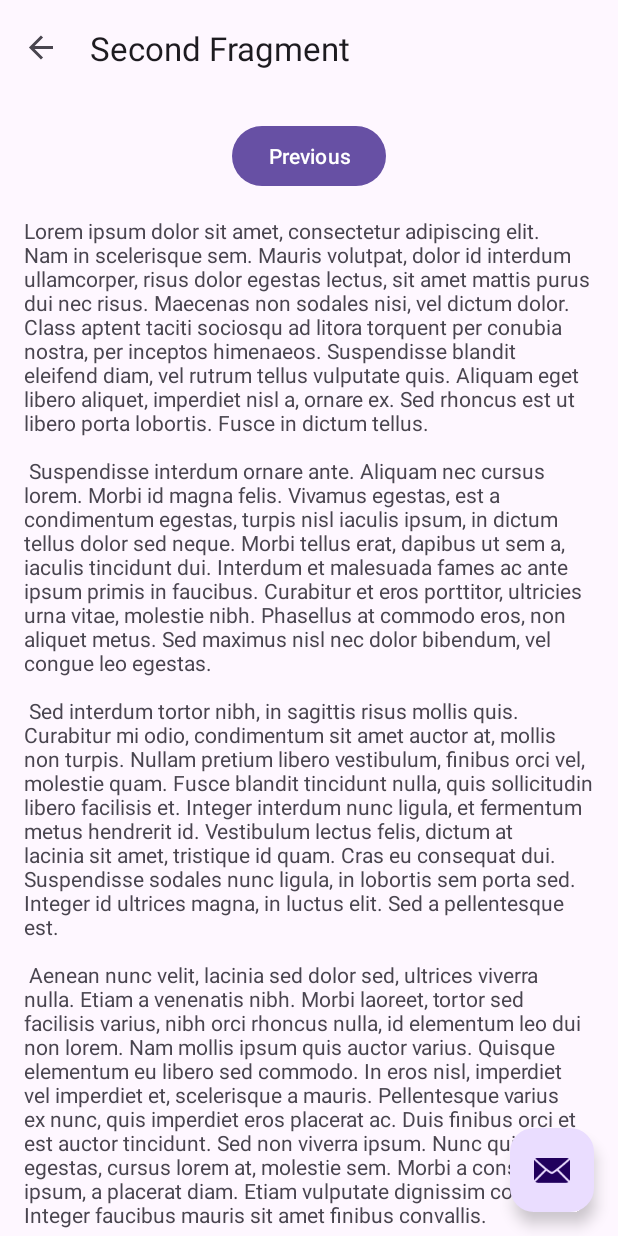
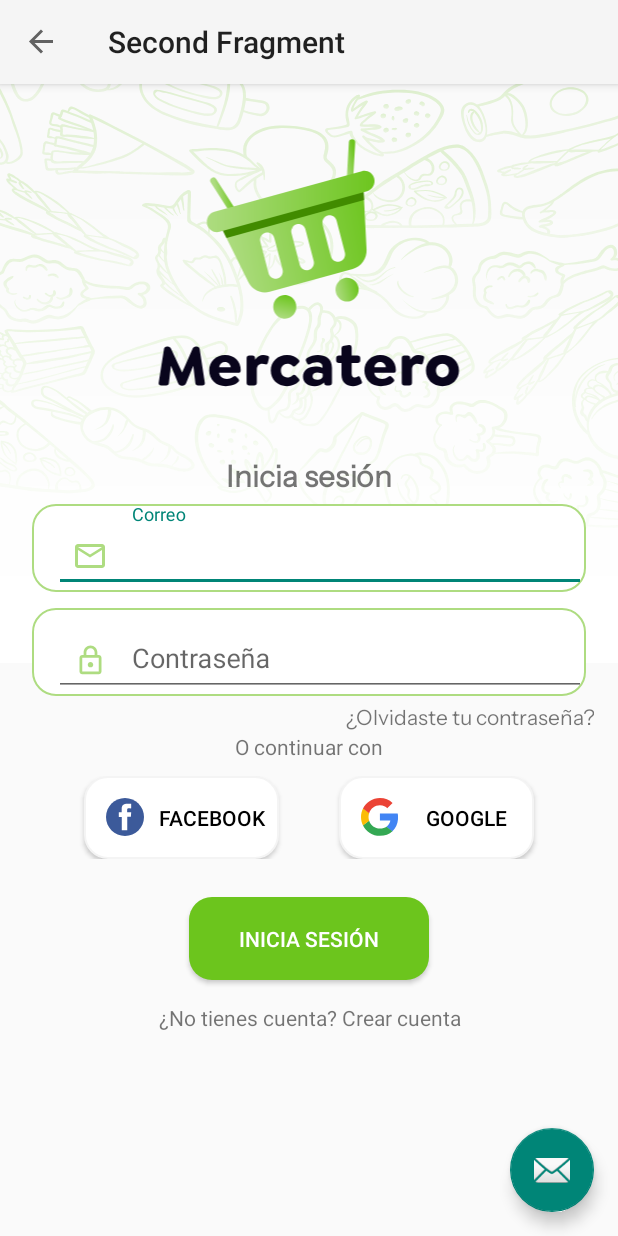
Before and after one commit to BrayanOB2003/mercatero, an Android app: the SignInFragment screen opened directly, with no data from a screen before it, on a phone screen of 412 x 824 dp. Run offline under Robolectric (Android 15) with nearby library versions, the phone set to English and light mode, and no system bars; our stand-ins replace Firebase (no records; nobody signed in at launch, a user with empty details on screens opened directly), navigation-ui; 1 statement that could not run was skipped.

Commit message:
feat(fragment_signin): complete design of SignIn fragment

```diff
--- a/app/src/main/java/icesi/edu/co/mercatero/view/authentication/SecondFragment.kt
+++ b/app/src/main/java/icesi/edu/co/mercatero/view/authentication/SignInFragment.kt
@@ -7,14 +7,14 @@ import android.view.View
 import android.view.ViewGroup
 import androidx.navigation.fragment.findNavController
 import icesi.edu.co.mercatero.R
-import icesi.edu.co.mercatero.databinding.FragmentSecondBinding
+import icesi.edu.co.mercatero.databinding.FragmentSigninBinding
 
 /**
  * A simple [Fragment] subclass as the second destination in the navigation.
  */
-class SecondFragment : Fragment() {
+class SignInFragment : Fragment() {
 
-    private var _binding: FragmentSecondBinding? = null
+    private var _binding: FragmentSigninBinding? = null
 
     // This property is only valid between onCreateView and
     // onDestroyView.
@@ -25,7 +25,7 @@ class SecondFragment : Fragment() {
         savedInstanceState: Bundle?
     ): View? {
 
-        _binding = FragmentSecondBinding.inflate(inflater, container, false)
+        _binding = FragmentSigninBinding.inflate(inflater, container, false)
         return binding.root
 
     }
--- /dev/null
+++ b/app/src/main/res/drawable/border_edit_text_rectangle.xml
@@ -0,0 +1,11 @@
+<?xml version="1.0" encoding="utf-8"?>
+<shape xmlns:android="http://schemas.android.com/apk/res/android"
+    android:shape="rectangle">
+    <solid android:color="#FFFFFF" />
+    <stroke
+        android:color="@color/edit_text_border"
+        android:width="1dp"
+        />
+    <corners android:radius="15dp" />
+    <padding android:left="15dp"/>
+</shape>
--- /dev/null
+++ b/app/src/main/res/drawable/email_icon.xml
@@ -0,0 +1,13 @@
+<vector xmlns:android="http://schemas.android.com/apk/res/android"
+    android:width="24dp"
+    android:height="24dp"
+    android:viewportWidth="24"
+    android:viewportHeight="24">
+  <group>
+    <clip-path
+        android:pathData="M0,0h24v24h-24z"/>
+    <path
+        android:pathData="M22,6C22,4.9 21.1,4 20,4H4C2.9,4 2,4.9 2,6V18C2,19.1 2.9,20 4,20H20C21.1,20 22,19.1 22,18V6ZM20,6L12,11L4,6H20ZM20,18H4V8L12,13L20,8V18Z"
+        android:fillColor="#AEDC81"/>
+  </group>
+</vector>
--- /dev/null
+++ b/app/src/main/res/drawable/facebook_logo.xml
@@ -0,0 +1,16 @@
+<vector xmlns:android="http://schemas.android.com/apk/res/android"
+    android:width="25dp"
+    android:height="25dp"
+    android:viewportWidth="25"
+    android:viewportHeight="25">
+  <group>
+    <clip-path
+        android:pathData="M0,0h25v25h-25z"/>
+    <path
+        android:pathData="M12.5,25C19.404,25 25,19.404 25,12.5C25,5.596 19.404,0 12.5,0C5.596,0 0,5.596 0,12.5C0,19.404 5.596,25 12.5,25Z"
+        android:fillColor="#3C5A9A"/>
+    <path
+        android:pathData="M16.564,3.837H13.795C12.152,3.837 10.324,4.528 10.324,6.91C10.332,7.74 10.324,8.535 10.324,9.429H8.423V12.455H10.383V21.163H13.984V12.397H16.361L16.577,9.421H13.922C13.922,9.421 13.928,8.097 13.922,7.713C13.922,6.771 14.902,6.825 14.961,6.825C15.427,6.825 16.333,6.827 16.566,6.825V3.837H16.564Z"
+        android:fillColor="#ffffff"/>
+  </group>
+</vector>
--- /dev/null
+++ b/app/src/main/res/drawable/google_logo.xml
@@ -0,0 +1,22 @@
+<vector xmlns:android="http://schemas.android.com/apk/res/android"
+    android:width="25dp"
+    android:height="25dp"
+    android:viewportWidth="25"
+    android:viewportHeight="25">
+  <group>
+    <clip-path
+        android:pathData="M0,0h24.405v25h-24.405z"/>
+    <path
+        android:pathData="M24.392,12.734C24.392,11.71 24.309,10.962 24.129,10.187H12.446V14.81H19.304C19.165,15.959 18.419,17.689 16.76,18.851L16.736,19.006L20.43,21.871L20.686,21.897C23.037,19.724 24.392,16.526 24.392,12.734Z"
+        android:fillColor="#4285F4"/>
+    <path
+        android:pathData="M12.446,24.914C15.805,24.914 18.626,23.807 20.686,21.897L16.759,18.852C15.709,19.585 14.298,20.097 12.446,20.097C9.155,20.097 6.362,17.924 5.366,14.921L5.22,14.933L1.379,17.909L1.329,18.049C3.375,22.118 7.578,24.914 12.446,24.914Z"
+        android:fillColor="#34A853"/>
+    <path
+        android:pathData="M5.366,14.921C5.104,14.146 4.951,13.315 4.951,12.457C4.951,11.599 5.104,10.769 5.352,9.993L5.345,9.828L1.456,6.805L1.329,6.865C0.485,8.554 0.001,10.45 0.001,12.457C0.001,14.464 0.485,16.36 1.329,18.049L5.366,14.921Z"
+        android:fillColor="#FBBC05"/>
+    <path
+        android:pathData="M12.446,4.817C14.782,4.817 16.358,5.827 17.257,6.671L20.769,3.239C18.612,1.232 15.805,0 12.446,0C7.578,0 3.375,2.796 1.329,6.865L5.352,9.993C6.362,6.99 9.155,4.817 12.446,4.817Z"
+        android:fillColor="#EB4335"/>
+  </group>
+</vector>
--- /dev/null
+++ b/app/src/main/res/drawable/login_button.xml
@@ -0,0 +1,6 @@
+<?xml version="1.0" encoding="utf-8"?>
+<shape xmlns:android="http://schemas.android.com/apk/res/android"
+    android:shape="rectangle">
+    <solid android:color="@color/primary_dark" />
+    <corners android:radius="15dp" />
+</shape>
--- /dev/null
+++ b/app/src/main/res/drawable/pad_lock.xml
@@ -0,0 +1,13 @@
+<vector xmlns:android="http://schemas.android.com/apk/res/android"
+    android:width="22dp"
+    android:height="22dp"
+    android:viewportWidth="22"
+    android:viewportHeight="22">
+  <group>
+    <clip-path
+        android:pathData="M0,0h22v22h-22z"/>
+    <path
+        android:pathData="M16.5,7.333H15.583V5.5C15.583,2.97 13.53,0.917 11,0.917C8.47,0.917 6.417,2.97 6.417,5.5V7.333H5.5C4.492,7.333 3.667,8.158 3.667,9.167V18.333C3.667,19.342 4.492,20.167 5.5,20.167H16.5C17.508,20.167 18.333,19.342 18.333,18.333V9.167C18.333,8.158 17.508,7.333 16.5,7.333ZM8.25,5.5C8.25,3.978 9.478,2.75 11,2.75C12.522,2.75 13.75,3.978 13.75,5.5V7.333H8.25V5.5ZM16.5,18.333H5.5V9.167H16.5V18.333ZM11,15.583C12.008,15.583 12.833,14.758 12.833,13.75C12.833,12.742 12.008,11.917 11,11.917C9.992,11.917 9.167,12.742 9.167,13.75C9.167,14.758 9.992,15.583 11,15.583Z"
+        android:fillColor="#AEDC81"/>
+  </group>
+</vector>
--- /dev/null
+++ b/app/src/main/res/drawable/shadow_rectangle.xml
@@ -0,0 +1,11 @@
+<?xml version="1.0" encoding="utf-8"?>
+<shape xmlns:android="http://schemas.android.com/apk/res/android"
+    android:shape="rectangle">
+    <solid android:color="#FFFFFF" />
+    <stroke
+        android:color="@color/white_border"
+        android:width="1dp"
+        />
+    <corners android:radius="15dp" />
+    <padding android:left="15dp"/>
+</shape>
--- a/app/src/main/res/layout/fragment_entry.xml
+++ b/app/src/main/res/layout/fragment_entry.xml
@@ -28,7 +28,7 @@
                 android:layout_width="match_parent"
                 android:layout_height="wrap_content"
                 android:contentDescription="@string/logo_description"
-                android:src="@drawable/logo"/>
+                android:src="@drawable/logo" />
 
         </LinearLayout>
 
--- a/app/src/main/res/layout/fragment_second.xml
+++ /dev/null
@@ -1,35 +0,0 @@
-<?xml version="1.0" encoding="utf-8"?>
-<androidx.core.widget.NestedScrollView xmlns:android="http://schemas.android.com/apk/res/android"
-    xmlns:app="http://schemas.android.com/apk/res-auto"
-    xmlns:tools="http://schemas.android.com/tools"
-    android:layout_width="match_parent"
-    android:layout_height="match_parent"
-    tools:context=".view.authentication.AuthActivity">
-
-    <androidx.constraintlayout.widget.ConstraintLayout
-        android:layout_width="match_parent"
-        android:layout_height="match_parent"
-        android:padding="16dp">
-
-        <Button
-            android:id="@+id/button_second"
-            android:layout_width="wrap_content"
-            android:layout_height="wrap_content"
-            android:text="@string/previous"
-            app:layout_constraintBottom_toTopOf="@id/textview_second"
-            app:layout_constraintEnd_toEndOf="parent"
-            app:layout_constraintStart_toStartOf="parent"
-            app:layout_constraintTop_toTopOf="parent" />
-
-        <TextView
-            android:id="@+id/textview_second"
-            android:layout_width="wrap_content"
-            android:layout_height="wrap_content"
-            android:layout_marginTop="16dp"
-            android:text="@string/lorem_ipsum"
-            app:layout_constraintBottom_toBottomOf="parent"
-            app:layout_constraintEnd_toEndOf="parent"
-            app:layout_constraintStart_toStartOf="parent"
-            app:layout_constraintTop_toBottomOf="@id/button_second" />
-    </androidx.constraintlayout.widget.ConstraintLayout>
-</androidx.core.widget.NestedScrollView>
--- /dev/null
+++ b/app/src/main/res/layout/fragment_signin.xml
@@ -0,0 +1,135 @@
+<?xml version="1.0" encoding="utf-8"?>
+<FrameLayout xmlns:android="http://schemas.android.com/apk/res/android"
+    xmlns:app="http://schemas.android.com/apk/res-auto"
+    xmlns:tools="http://schemas.android.com/tools"
+    android:layout_width="match_parent"
+    android:layout_height="match_parent"
+    tools:context=".view.authentication.AuthActivity">
+
+    <androidx.constraintlayout.widget.ConstraintLayout
+        android:layout_width="match_parent"
+        android:layout_height="match_parent"
+        android:padding="16dp"
+        android:background="@drawable/background">
+
+
+        <LinearLayout
+            android:layout_width="match_parent"
+            android:layout_height="match_parent"
+            android:orientation="vertical"
+            app:layout_constraintBottom_toBottomOf="parent"
+            app:layout_constraintEnd_toEndOf="parent"
+            app:layout_constraintStart_toStartOf="parent"
+            app:layout_constraintTop_toTopOf="parent">
+
+            <ImageView
+                android:id="@+id/imageView2"
+                android:layout_width="match_parent"
+                android:layout_height="wrap_content"
+                android:src="@drawable/logo"
+                android:layout_margin="20dp"/>
+
+            <TextView
+                android:id="@+id/textView2"
+                android:layout_width="match_parent"
+                android:layout_height="wrap_content"
+                android:fontFamily="@font/sans"
+                android:text="@string/login_statement"
+                android:textAlignment="center"
+                android:textAllCaps="false"
+                android:textSize="20sp"
+                android:textStyle="bold"
+                android:layout_marginTop="15dp"/>
+
+            <com.google.android.material.textfield.TextInputLayout
+                android:layout_width="match_parent"
+                android:layout_height="wrap_content"
+                app:startIconDrawable="@drawable/email_icon"
+                app:startIconTint="@color/primary"
+                android:layout_margin="5dp"
+                android:background="@drawable/border_edit_text_rectangle">
+
+                <com.google.android.material.textfield.TextInputEditText
+                    android:layout_width="match_parent"
+                    android:layout_height="wrap_content"
+                    android:hint="@string/login_email_statement" />
+
+            </com.google.android.material.textfield.TextInputLayout>
+
+            <com.google.android.material.textfield.TextInputLayout
+                android:layout_width="match_parent"
+                android:layout_height="wrap_content"
+                app:startIconDrawable="@drawable/pad_lock"
+                app:startIconTint="@color/primary"
+                android:background="@drawable/border_edit_text_rectangle"
+                android:layout_margin="5dp">
+
+                <com.google.android.material.textfield.TextInputEditText
+                    android:layout_width="match_parent"
+                    android:layout_height="wrap_content"
+                    android:hint="@string/login_password_statement" />
+            </com.google.android.material.textfield.TextInputLayout>
+
+            <TextView
+                android:id="@+id/textView3"
+                android:layout_width="match_parent"
+                android:layout_height="wrap_content"
+                android:fontFamily="@font/sans"
+                android:text="@string/login_forget_password_statement"
+                android:textAlignment="textEnd" />
+
+            <TextView
+                android:id="@+id/textView4"
+                android:layout_width="match_parent"
+                android:layout_height="wrap_content"
+                android:text="@string/login_final_statement"
+                android:textAlignment="center" />
+
+            <LinearLayout
+                android:layout_width="match_parent"
+                android:layout_height="wrap_content"
+                android:gravity="center"
+                android:orientation="horizontal"
+                android:layout_margin="10dp">
+
+                <Button
+                    android:layout_width="130dp"
+                    android:layout_height="55dp"
+                    android:background="@drawable/shadow_rectangle"
+                    android:drawableLeft="@drawable/facebook_logo"
+                    android:text="@string/login_facebook"
+                    android:textColor="@color/black"
+                    android:layout_marginRight="20dp"/>
+
+                <Button
+                    android:id="@+id/button3"
+                    android:layout_width="130dp"
+                    android:layout_height="55dp"
+                    android:background="@drawable/shadow_rectangle"
+                    android:drawableLeft="@drawable/google_logo"
+                    android:text="@string/login_google"
+                    android:textColor="@color/black"
+                    android:layout_marginLeft="20dp"/>
+
+            </LinearLayout>
+
+            <Button
+                android:id="@+id/button4"
+                android:layout_width="160dp"
+                android:layout_height="55dp"
+                android:text="@string/login_statement"
+                android:background="@drawable/login_button"
+                android:textColor="@color/white"
+                android:layout_gravity="center"
+                android:layout_margin="15dp"/>
+
+            <TextView
+                android:id="@+id/textView5"
+                android:layout_width="match_parent"
+                android:layout_height="wrap_content"
+                android:text="@string/login_create_account_statement"
+                android:textAlignment="center"/>
+
+        </LinearLayout>
+    </androidx.constraintlayout.widget.ConstraintLayout>
+</FrameLayout>
--- a/app/src/main/res/navigation/nav_graph.xml
+++ b/app/src/main/res/navigation/nav_graph.xml
@@ -12,16 +12,16 @@
 
         <action
             android:id="@+id/action_EntryFragment_to_SecondFragment"
-            app:destination="@id/SecondFragment" />
+            app:destination="@id/SignInFragment" />
         <action
             android:id="@+id/action_EntryFragment_to_HomeActivity"
             app:destination="@id/homeActivity" />
     </fragment>
     <fragment
-        android:id="@+id/SecondFragment"
-        android:name="icesi.edu.co.mercatero.view.authentication.SecondFragment"
+        android:id="@+id/SignInFragment"
+        android:name="icesi.edu.co.mercatero.view.authentication.SignInFragment"
         android:label="@string/second_fragment_label"
-        tools:layout="@layout/fragment_second">
+        tools:layout="@layout/fragment_signin">
 
         <action
             android:id="@+id/action_SecondFragment_to_FirstFragment"
--- a/app/src/main/res/values/colors.xml
+++ b/app/src/main/res/values/colors.xml
@@ -1,7 +1,9 @@
 <?xml version="1.0" encoding="utf-8"?>
 <resources>
     <color name="black">#FF000000</color>
-    <color name="background">#FFFFFFFF</color>
+    <color name="white">#FFFFFFFF</color>
+    <color name="white_border">#F4F4F4</color>
+    <color name="edit_text_border">#AEDC81</color>
     <color name="background_dark">#F4F5F9</color>
     <color name="background_light">#F5F5F5</color>
     <color name="text_gray">#868889</color>
--- a/app/src/main/res/values/strings.xml
+++ b/app/src/main/res/values/strings.xml
@@ -19,6 +19,16 @@
 
     <!-- Strings used for image description -->
     <string name="logo_description">Logo de mercatero</string>
+
+    <!-- Strings used for signIn screen -->
+    <string name="login_statement">Inicia sesión</string>
+    <string name="login_email_statement">Correo</string>
+    <string name="login_password_statement">Contraseña</string>
+    <string name="login_forget_password_statement">¿Olvidaste tu contraseña?</string>
+    <string name="login_final_statement">O continuar con</string>
+    <string name="login_create_account_statement">¿No tienes cuenta? Crear cuenta</string>
+    <string name="login_facebook">Facebook</string>
+    <string name="login_google">Google</string>
 
     <string name="lorem_ipsum">
         Lorem ipsum dolor sit amet, consectetur adipiscing elit. Nam in scelerisque sem. Mauris
--- a/app/src/main/res/values/themes.xml
+++ b/app/src/main/res/values/themes.xml
@@ -1,6 +1,6 @@
 <resources xmlns:tools="http://schemas.android.com/tools">
     <!-- Base application theme. -->
-    <style name="Base.Theme.Mercatero" parent="Theme.Material3.DayNight.NoActionBar">
+    <style name="Base.Theme.Mercatero" parent="Theme.AppCompat.DayNight.NoActionBar">
         <!-- Customize your light theme here. -->
         <!-- <item name="colorPrimary">@color/my_light_primary</item> -->
     </style>
```
Also changed, not shown: app/src/main/res/drawable/Background.svg (deleted), app/src/main/res/drawable/Logo.svg (deleted), app/src/main/res/font/sans.ttf (added).
